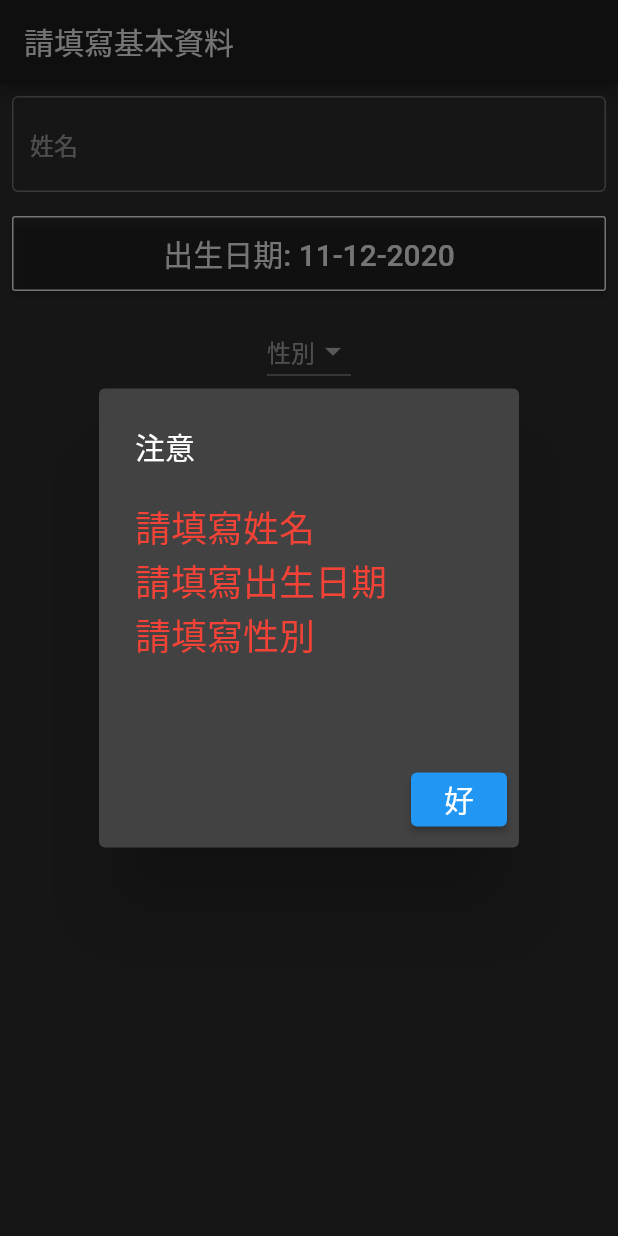
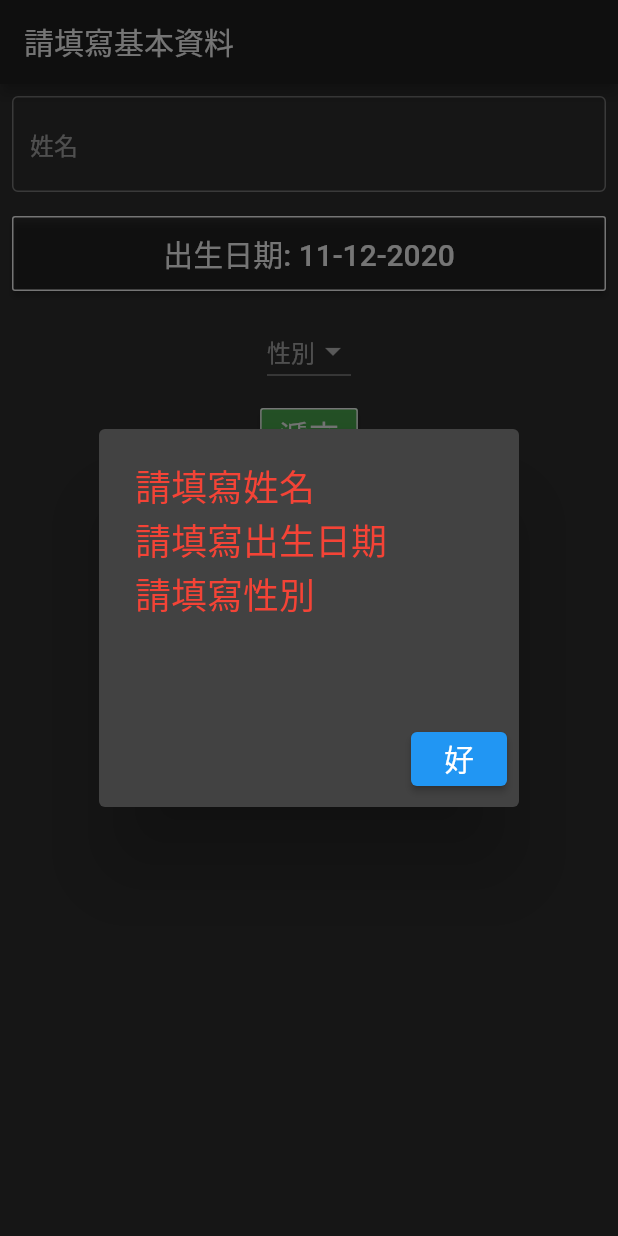
Before and after one commit to PunnyBunny/Quiz, a Flutter app: the screen it shows after launch, after a tap on "遞交", on a phone screen of 412 x 824 dp. Run offline on Flutter 3.47's test engine with Material 2 defaults, Android fonts, the light colour scheme and no system bars; our stand-ins replace assets_audio_player; missing offline and left inert: random_color; accounts and stored records are empty; generated files the repository leaves out were written again.

Commit message:
Improve UI

```diff
--- a/lib/src/info_form.dart
+++ b/lib/src/info_form.dart
@@ -145,7 +145,6 @@ class _InformationFormState extends State<InformationForm> {
             context: context,
             builder: (context) {
               return AlertDialog(
-                title: Text('注意'),
                 content: Text(
                   '${_userNameWarning ? '請填寫姓名\n' : ''}'
                   '${_userDateOfBirthWarning ? '請填寫出生日期\n' : ''}'
```
Also changed, not shown: lib/src/basic_quiz.dart (+9 -1 lines).
